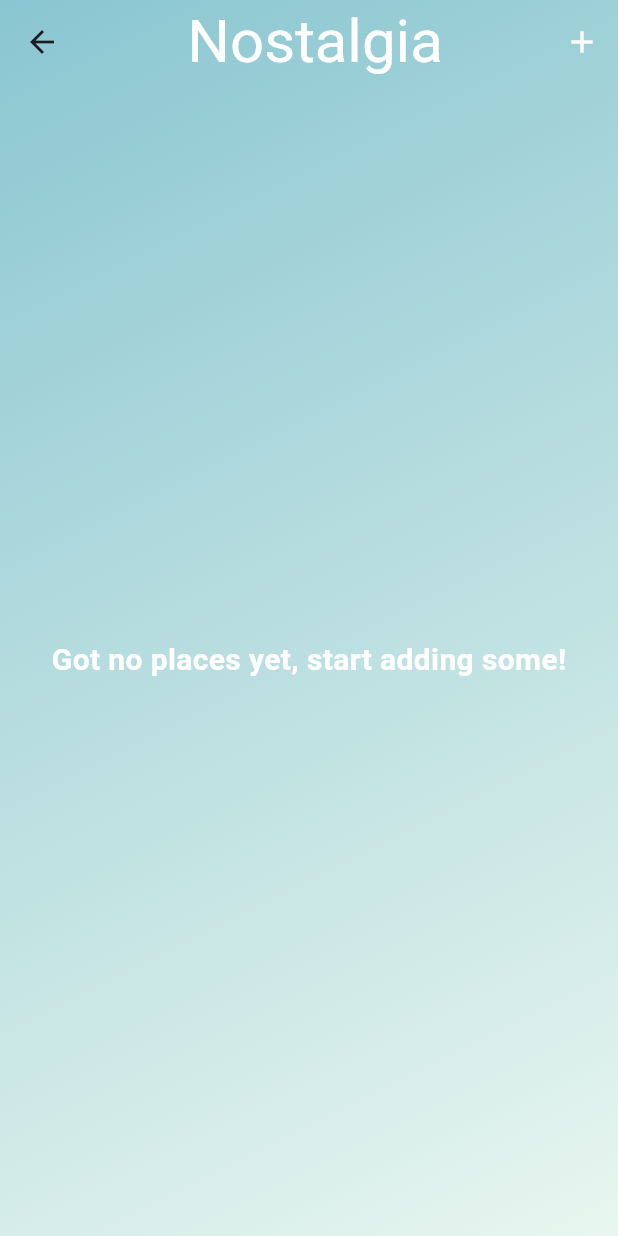
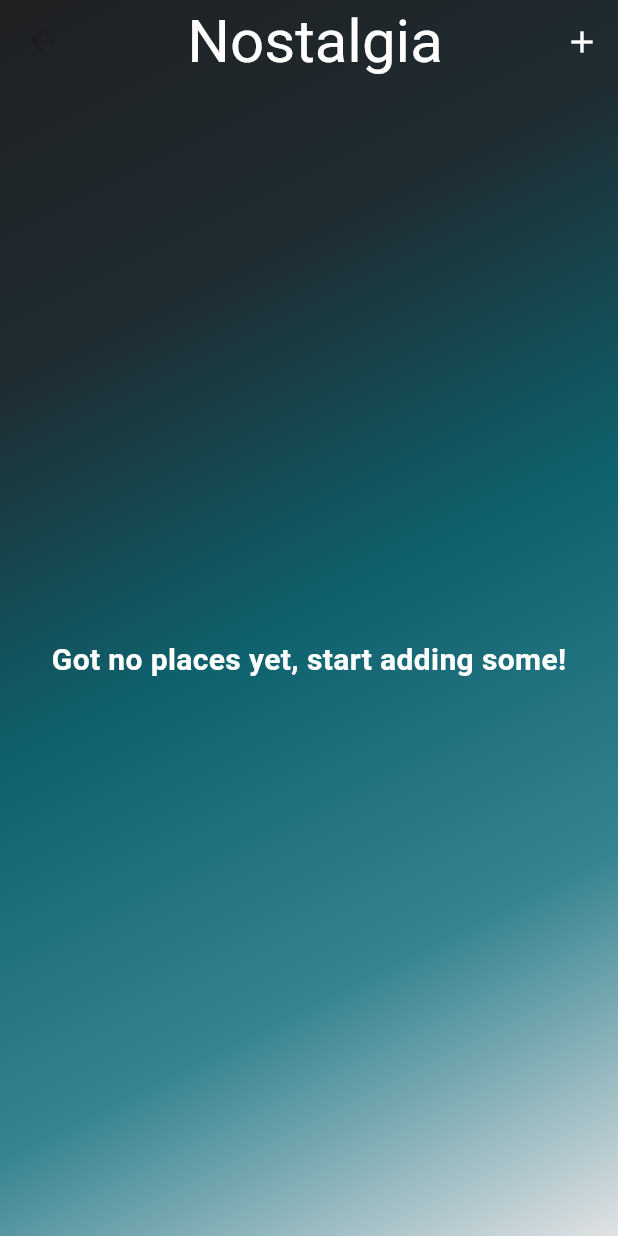
Before and after one commit to Merna10/Nostalgia, a Flutter app: the screen it shows after launch, after a tap on "Make memories", on a phone screen of 412 x 824 dp. Run offline on Flutter 3.47's test engine with Material 3 defaults, Android fonts, the phone set to English and light mode, and no system bars; drawn by our look-alikes of calendar_view; our stand-ins replace geocoding, geolocator, google_fonts, google_maps_flutter, hexcolor, image_picker and 1 more; Roboto replaces fonts that are missing (Acme).

Commit message:
second commit

```diff
--- a/lib/main.dart
+++ b/lib/main.dart
@@ -25,6 +25,7 @@ class MyApp extends StatelessWidget {
       child: CalendarControllerProvider(
         controller: EventController(),
         child: MaterialApp(
+          debugShowCheckedModeBanner: false,
           title: 'Places App',
           theme: ThemeData(
             primarySwatch: Colors.blue,
--- a/lib/screens/home_screen.dart
+++ b/lib/screens/home_screen.dart
@@ -1,5 +1,6 @@
 import 'package:flutter/material.dart';
 import 'package:google_fonts/google_fonts.dart';
+import 'package:hexcolor/hexcolor.dart';
 import 'package:nostalgia/screens/places_screen.dart';
 
 class HomePage extends StatelessWidget {
@@ -12,14 +13,14 @@ class HomePage extends StatelessWidget {
         decoration: const BoxDecoration(
           image: DecorationImage(
             image: AssetImage(
-                'assets/images/view-camera-with-blossoming-spring-flowers_23-2150890420.jpg'), // Change to your image path
+                'assets/images/desktop-wallpaper-forever-love-by-emelievarenhed-forever-love.jpg'), // Change to your image path
             fit: BoxFit.cover,
           ),
         ),
         child: Column(
           children: [
             SizedBox(
-              height: MediaQuery.sizeOf(context).height * 0.15,
+              height: MediaQuery.sizeOf(context).height * 0.05,
             ),
             Text(
               "Nostalgia",
@@ -30,29 +31,30 @@ class HomePage extends StatelessWidget {
                     color: Colors.white),
               ),
             ),
-            const Center(
+            Center(
               child: Text(
                 'Only photograph what you love',
-                style: TextStyle(
-                  color: Colors.white,
-                  fontWeight: FontWeight.bold,
-                  fontSize: 18,
+                style: GoogleFonts.acme(
+                  textStyle: const TextStyle(
+                      fontSize: 18,
+                      fontWeight: FontWeight.bold,
+                      color: Colors.white),
                 ),
               ),
             ),
             SizedBox(
-              height: MediaQuery.sizeOf(context).height * 0.4,
+              height: MediaQuery.sizeOf(context).height * 0.02,
             ),
             Center(
               child: ElevatedButton(
                 onPressed: () {
                   Navigator.push(
                     context,
-                    MaterialPageRoute(
-                        builder: (context) => const PlacesListScreen()),
+                    MaterialPageRoute(builder: (context) => PlacesListScreen()),
                   );
                 },
                 style: ElevatedButton.styleFrom(
+                  backgroundColor: HexColor('ff6608'),
                   minimumSize: const Size(0, 50), // Set the desired height here
                   padding: const EdgeInsets.symmetric(horizontal: 16),
                   textStyle: const TextStyle(
@@ -60,11 +62,13 @@ class HomePage extends StatelessWidget {
                     fontSize: 16,
                   ),
                 ),
-                child: const Text(
+                child: Text(
                   'Make memories',
-                  style: TextStyle(
-                    color: Colors.black,
-                    fontSize: 18,
+                  style: GoogleFonts.acme(
+                    textStyle: const TextStyle(
+                        fontSize: 20,
+                        fontWeight: FontWeight.bold,
+                        color: Colors.white),
                   ),
                 ),
               ),
--- a/lib/screens/places_screen.dart
+++ b/lib/screens/places_screen.dart
@@ -1,27 +1,110 @@
+import 'dart:convert';
 import 'package:flutter/material.dart';
 import 'package:google_fonts/google_fonts.dart';
 import 'package:hexcolor/hexcolor.dart';
 import 'package:provider/provider.dart';
+import 'package:shared_preferences/shared_preferences.dart';
 import '../models/place.dart';
+import '../providers/places_provider.dart';
 import 'add_place_screen.dart';
 import '../widgets/place_item.dart';
 
-class PlacesListScreen extends StatelessWidget {
-  const PlacesListScreen({super.key});
+class PlacesListScreen extends StatefulWidget {
+  const PlacesListScreen({Key? key}) : super(key: key);
+
+  @override
+  _PlacesListScreenState createState() => _PlacesListScreenState();
+}
+
+class _PlacesListScreenState extends State<PlacesListScreen> {
+  List<Place> selectedPlaces = [];
+  bool isSelectionMode = false;
+
+  void _onPlaceSelected(Place place) {
+    setState(() {
+      if (selectedPlaces.contains(place)) {
+        selectedPlaces.remove(place);
+      } else {
+        selectedPlaces.add(place);
+      }
+
+      isSelectionMode = selectedPlaces.isNotEmpty;
+    });
+  }
+
+  Future<void> _deleteSelectedPlaces() async {
+    bool confirm = await _showConfirmationDialog();
+    if (!confirm) return;
+
+    SharedPreferences prefs = await SharedPreferences.getInstance();
+    Provider.of<PlacesProvider>(context, listen: false)
+        .deletePlaces(selectedPlaces.map((e) => e.id).toList());
+
+    List<Place> updatedPlaces =
+        Provider.of<PlacesProvider>(context, listen: false).places;
+    List<String> placesStringList = updatedPlaces.map((place) {
+      return jsonEncode({
+        'id': place.id,
+        'title': place.title,
+        'image': base64Encode(place.image),
+        'latitude': place.latitude,
+        'longitude': place.longitude,
+        'takenAt': place.takenAt.toString(),
+      });
+    }).toList();
+    await prefs.setStringList('places', placesStringList);
+
+    setState(() {
+      selectedPlaces.clear();
+      isSelectionMode = false;
+    });
+  }
+
+  Future<bool> _showConfirmationDialog() async {
+    return await showDialog<bool>(
+          context: context,
+          builder: (context) {
+            return AlertDialog(
+              title: const Text('Confirm Deletion'),
+              content: const Text(
+                  'Are you sure you want to delete the selected images?'),
+              actions: [
+                TextButton(
+                  onPressed: () {
+                    Navigator.of(context).pop(false);
+                  },
+                  child: const Text('Cancel'),
+                ),
+                TextButton(
+                  onPressed: () {
+                    Navigator.of(context).pop(true);
+                  },
+                  child: const Text('Delete'),
+                ),
+              ],
+            );
+          },
+        ) ??
+        false;
+  }
 
   @override
   Widget build(BuildContext context) {
-    List<Place> places = Provider.of<List<Place>>(context);
-
     return Scaffold(
-      body: Container(
+      body: Consumer<PlacesProvider>(
+        builder: (context, placesProvider, _) {
+          List<Place> places = placesProvider.places;
+          return Container(
             decoration: BoxDecoration(
               gradient: LinearGradient(
                 begin: Alignment.topLeft,
                 end: Alignment.bottomRight,
                 colors: [
-              HexColor('8AC6D1'),
-              HexColor('E8F6EF'),
+                  HexColor('1f2022'),
+                  HexColor('1f2c32'),
+                  HexColor('0e626d'),
+                  HexColor('358491'),
+                  HexColor('e1e2e4'),
                 ],
               ),
             ),
@@ -40,6 +123,14 @@ class PlacesListScreen extends StatelessWidget {
                     ),
                   ),
                   actions: [
+                    Row(
+                      children: [
+                        if (selectedPlaces.isNotEmpty)
+                          IconButton(
+                            icon: const Icon(Icons.delete,
+                                color: Color.fromARGB(255, 207, 11, 11)),
+                            onPressed: _deleteSelectedPlaces,
+                          ),
                         IconButton(
                           icon: const Icon(
                             Icons.add,
@@ -53,6 +144,8 @@ class PlacesListScreen extends StatelessWidget {
                             );
                           },
                         ),
+                      ],
+                    )
                   ],
                 ),
                 Expanded(
@@ -79,12 +172,19 @@ class PlacesListScreen extends StatelessWidget {
                               mainAxisSpacing: 5.0,
                             ),
                             itemCount: places.length,
-                        itemBuilder: (ctx, i) => PlaceItem(place: places[i]),
+                            itemBuilder: (ctx, i) => PlaceItem(
+                              place: places[i],
+                              isSelected: selectedPlaces.contains(places[i]),
+                              onSelected: _onPlaceSelected,
+                              isSelectionMode: isSelectionMode,
+                            ),
                           ),
                   ),
                 ),
               ],
             ),
+          );
+        },
       ),
     );
   }
```
Also changed, not shown: lib/providers/places_provider.dart (+21 -21 lines), lib/screens/add_place_screen.dart (+9 -6 lines), lib/screens/places_details_screen.dart (+11 -9 lines), lib/widgets/place_item.dart (+30 -66 lines), assets/images/desktop-wallpaper-forever-love-by-emelievarenhed-forever-love.jpg (added), assets/images/full-shot-family-silhouette-having-fun-sunset_23-2150456189.jpg (added), assets/images/images.jpeg (added). Lines whose indentation alone changed are shown as unchanged.
